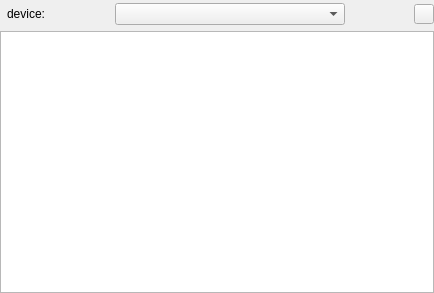
This is src/scanparameterselection.ui in marvin5300/general-purpose-control as Qt 5 draws it before an edit. The edited form follows.
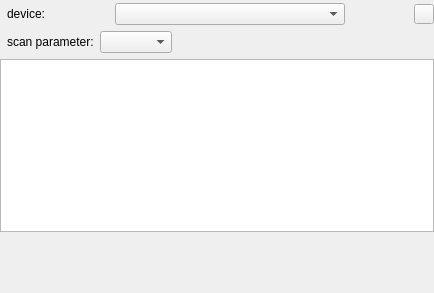
This is the edited form.

```diff
--- a/src/scanparameterselection.ui
+++ b/src/scanparameterselection.ui
@@ -141,14 +141,50 @@
     </layout>
    </item>
    <item>
-    <widget class="QTableWidget" name="settingsTableWidget">
-     <property name="sizePolicy">
-      <sizepolicy hsizetype="Preferred" vsizetype="Expanding">
-       <horstretch>0</horstretch>
-       <verstretch>0</verstretch>
-      </sizepolicy>
+    <layout class="QHBoxLayout" name="horizontalLayout_2">
+     <property name="leftMargin">
+      <number>7</number>
      </property>
-    </widget>
+     <item>
+      <widget class="QLabel" name="scanParameterLabel">
+       <property name="text">
+        <string>scan parameter:</string>
+       </property>
+      </widget>
+     </item>
+     <item>
+      <widget class="QComboBox" name="scanParameterSelectionCombobox"/>
+     </item>
+     <item>
+      <spacer name="horizontalSpacer_3">
+       <property name="orientation">
+        <enum>Qt::Horizontal</enum>
+       </property>
+       <property name="sizeHint" stdset="0">
+        <size>
+         <width>40</width>
+         <height>20</height>
+        </size>
+       </property>
+      </spacer>
+     </item>
+    </layout>
+   </item>
+   <item>
+    <widget class="QTableView" name="scanParameterTableView"/>
+   </item>
+   <item>
+    <spacer name="verticalSpacer">
+     <property name="orientation">
+      <enum>Qt::Vertical</enum>
+     </property>
+     <property name="sizeHint" stdset="0">
+      <size>
+       <width>20</width>
+       <height>80</height>
+      </size>
+     </property>
+    </spacer>
    </item>
   </layout>
  </widget>
```
